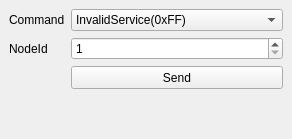
OpenAutomationTechnologies/openPOWERLINK_Qt_App, file apps/demo_qt_advanced/plk_qt_gui/ui/NmtCommandsDock.ui: the form before one commit.
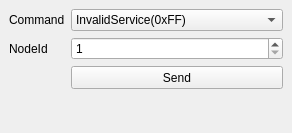
The form after the commit.

```diff
--- a/apps/demo_qt_advanced/plk_qt_gui/ui/NmtCommandsDock.ui
+++ b/apps/demo_qt_advanced/plk_qt_gui/ui/NmtCommandsDock.ui
@@ -8,7 +8,7 @@
     <x>0</x>
     <y>0</y>
     <width>292</width>
-    <height>139</height>
+    <height>133</height>
    </rect>
   </property>
   <property name="minimumSize">
```
Left out of the diff: 3 changed lines with no effect on the pictures.
